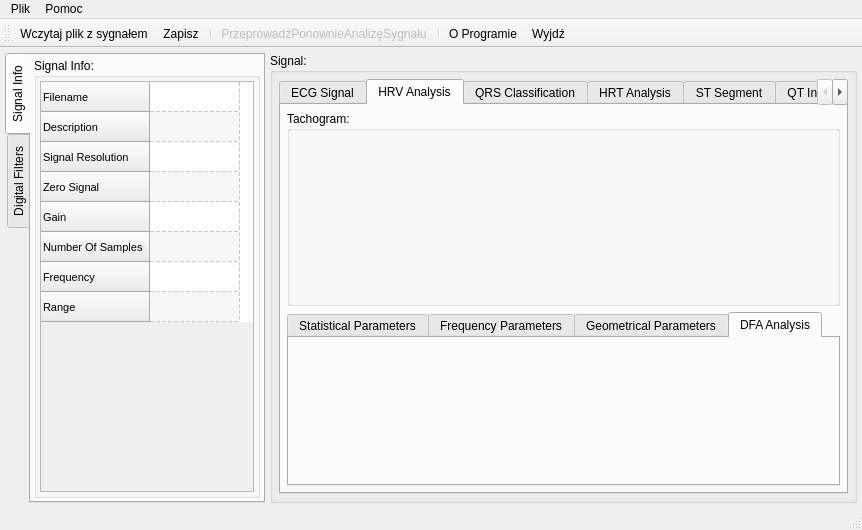
Old version of the form ecganalyzer.ui in the repository mateuszbaran/ECG-analyzer.
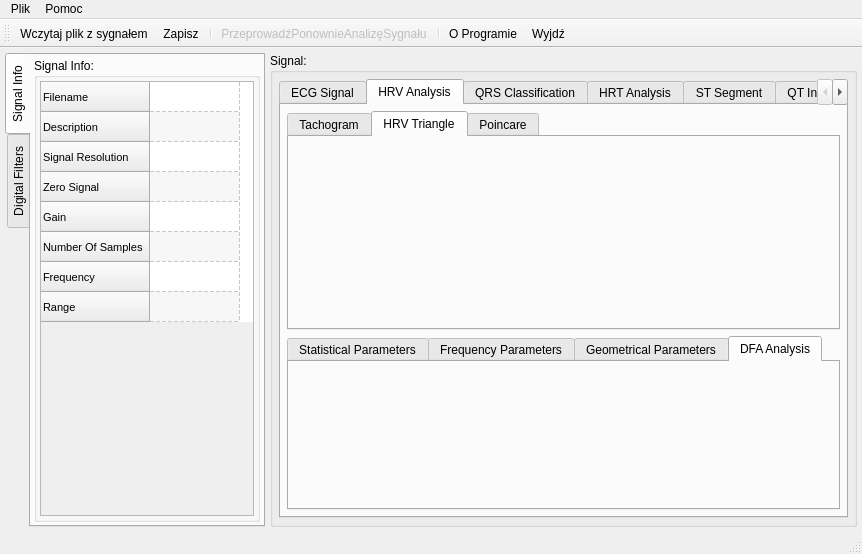
New version of the form. The open tabs and pages were chosen to show the change. Icons and pictures are not drawn. Custom widgets are drawn as their Qt base class.

Patch:
```diff
--- a/ecganalyzer.ui
+++ b/ecganalyzer.ui
@@ -7,7 +7,7 @@
     <x>0</x>
     <y>0</y>
     <width>862</width>
-    <height>530</height>
+    <height>554</height>
    </rect>
   </property>
   <property name="windowTitle">
@@ -586,16 +586,31 @@
             <number>6</number>
            </property>
            <item>
-            <widget class="QGroupBox" name="groupBox_3">
+            <widget class="QTabWidget" name="tabWidget_3">
              <property name="sizePolicy">
-              <sizepolicy hsizetype="Minimum" vsizetype="Minimum">
+              <sizepolicy hsizetype="Expanding" vsizetype="Expanding">
                <horstretch>0</horstretch>
-               <verstretch>5</verstretch>
+               <verstretch>6</verstretch>
               </sizepolicy>
              </property>
-             <property name="title">
-              <string>Tachogram:</string>
+             <property name="currentIndex">
+              <number>1</number>
              </property>
+             <widget class="QWidget" name="tab">
+              <attribute name="title">
+               <string>Tachogram</string>
+              </attribute>
+             </widget>
+             <widget class="QWidget" name="tab_2">
+              <attribute name="title">
+               <string>HRV Triangle</string>
+              </attribute>
+             </widget>
+             <widget class="QWidget" name="tab_3">
+              <attribute name="title">
+               <string>Poincare</string>
+              </attribute>
+             </widget>
             </widget>
            </item>
            <item>
```
Left out of the diff: 4 changed lines with no effect on the pictures.
